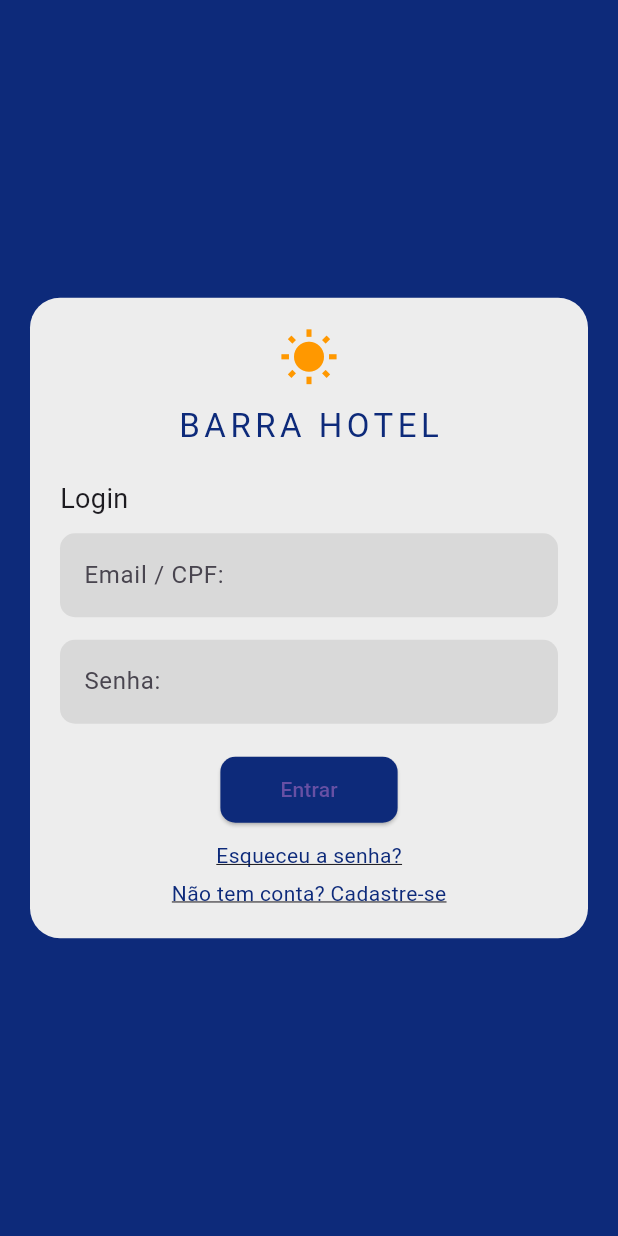
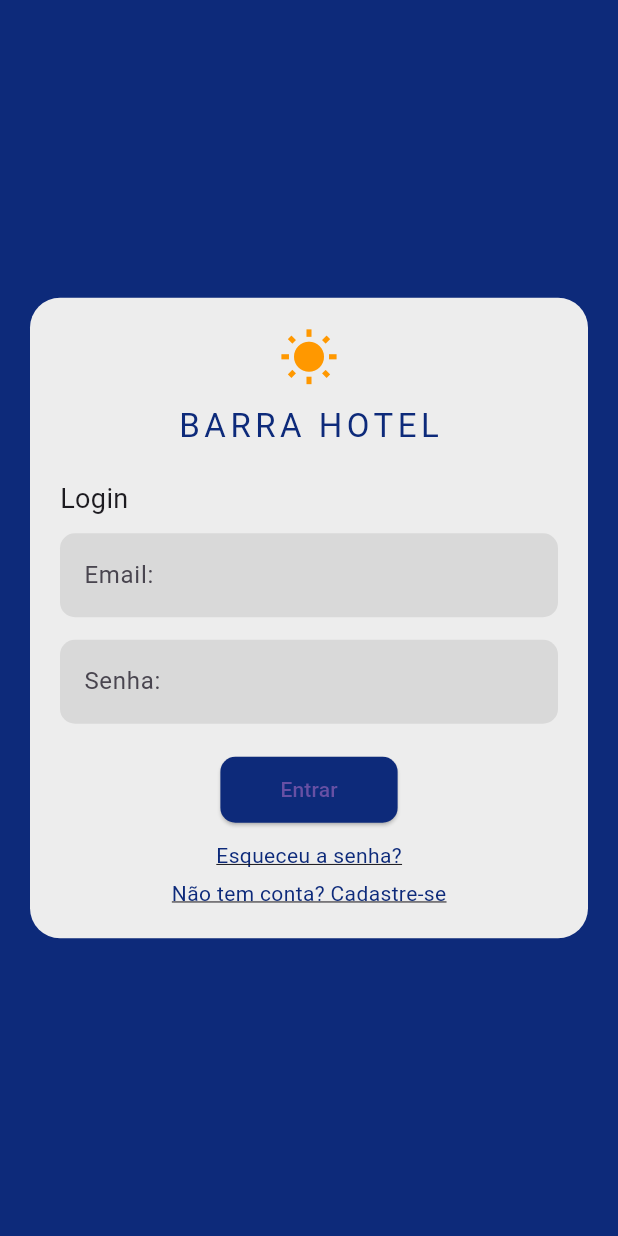
Before and after one commit to Tesch-MatheusG/BarraHotel_App01, a Flutter app: the screen it shows after launch, on a phone screen of 412 x 824 dp. Run offline on Flutter 3.47's test engine with Material 3 defaults, Android fonts, the light colour scheme and no system bars; our stand-ins replace mask_text_input_formatter; accounts and stored records are empty.

```diff
--- a/src/lib/app/views/login_page.dart
+++ b/src/lib/app/views/login_page.dart
@@ -72,7 +72,7 @@ class _LoginPageState extends State<LoginPage> {
                   // EMAIL
                   TextFormField(
                     controller: emailController,
-                    decoration: _inputDecoration('Email / CPF:'),
+                    decoration: _inputDecoration('Email:'),
                     validator: (value) =>
                         value!.isEmpty ? 'Informe o email' : null,
                   ),
--- a/src/lib/main.dart
+++ b/src/lib/main.dart
@@ -3,11 +3,8 @@ import 'app/views/splash_page.dart';
 import 'app/views/login_page.dart';
 import 'app/views/signup_page.dart';
 import 'app/views/home_page.dart';
-import 'app/views/Quarto/detalhequarto_page.dart';
-import 'app/views/Quarto/lista_quartos_page.dart';
 import 'app/views/Quarto/quartos_page.dart';
 import 'app/views/reserva_page.dart';
-import 'app/views/cores.dart';
 
 void main() {
   runApp(MyApp());
```
Also changed, not shown: src/pubspec.lock.
